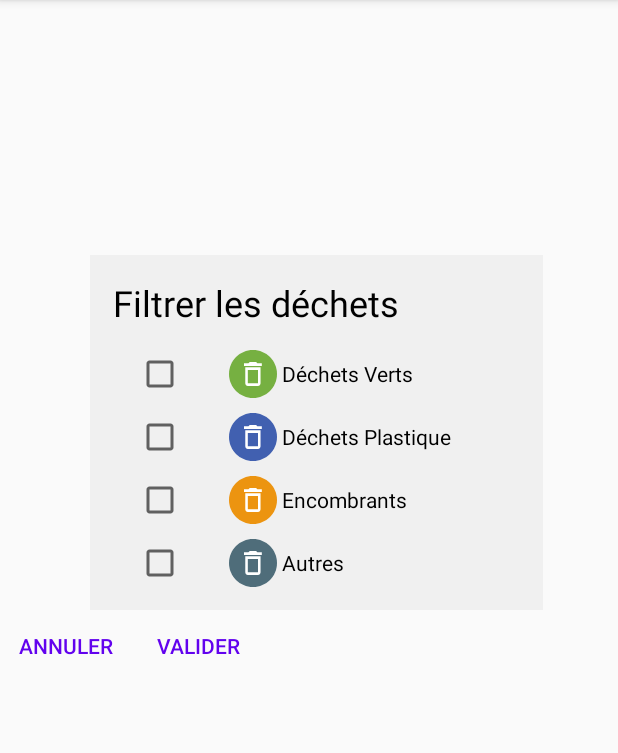
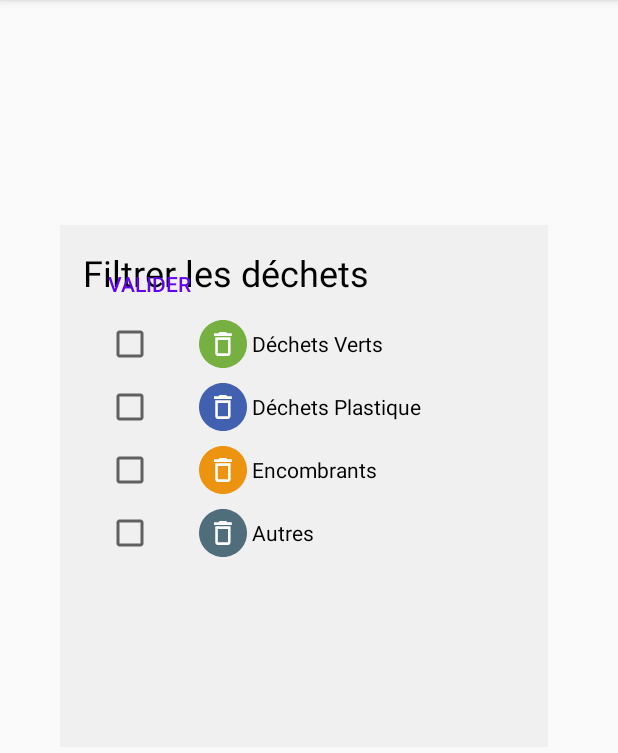
Before and after one commit to Alexandre-MAZURIER/CityCleaner, an Android app: the FilterTrashActivity screen opened directly, with no data from a screen before it, on a phone screen of 412 x 824 dp, the part 84-837 px from its top. Run offline under Robolectric (Android 15) with nearby library versions, the phone set to English and light mode, and no system bars.

Commit message:
Centered overlay content + Positioned buttons

```diff
--- a/app/src/main/res/layout/activity_filter_trash.xml
+++ b/app/src/main/res/layout/activity_filter_trash.xml
@@ -21,16 +21,15 @@
 
     <androidx.constraintlayout.widget.ConstraintLayout
         android:id="@+id/view3"
-        android:layout_width="wrap_content"
-        android:layout_height="wrap_content"
+        android:layout_width="325dp"
+        android:layout_height="348dp"
+        android:layout_marginStart="40dp"
         android:background="@color/colorBlancTifa"
+        android:padding="15dp"
+        app:layout_constraintBottom_toBottomOf="parent"
+        app:layout_constraintStart_toStartOf="parent"
         app:layout_constraintTop_toTopOf="@id/text_filter"
-        app:layout_constraintStart_toStartOf="parent"
-        android:layout_marginStart="60dp"
-        android:layout_marginEnd="20dp"
-        android:layout_marginTop="20dp"
-        android:padding="15dp"
-        >
+        app:layout_constraintVertical_bias="0.0">
 
         <TextView
             android:id="@+id/garbage_type_text"
@@ -39,24 +38,23 @@
             android:text="Filtrer les déchets"
             android:textColor="#000000"
             android:textSize="24sp"
-            app:layout_constraintTop_toTopOf="parent"
-            app:layout_constraintStart_toStartOf="parent" />
+            app:layout_constraintStart_toStartOf="parent"
+            app:layout_constraintTop_toTopOf="parent" />
 
         <RadioGroup
             android:id="@+id/radioType"
             android:layout_width="wrap_content"
             android:layout_height="wrap_content"
-            android:textAlignment="center"
-            app:layout_constraintTop_toBottomOf="@id/garbage_type_text"
-            app:layout_constraintStart_toStartOf="parent"
             android:layout_marginStart="15dp"
             android:layout_marginTop="15dp"
             android:layout_marginBottom="15dp"
-            >
+            android:textAlignment="center"
+            app:layout_constraintStart_toStartOf="parent"
+            app:layout_constraintTop_toBottomOf="@id/garbage_type_text">
 
             <CheckBox
                 android:id="@+id/green"
-                android:layout_width="252dp"
+                android:layout_width="match_parent"
                 android:layout_height="wrap_content"
                 android:layout_marginBottom="10dp"
                 android:drawableStart="@drawable/ic_green"
@@ -65,7 +63,7 @@
 
             <CheckBox
                 android:id="@+id/plastic"
-                android:layout_width="252dp"
+                android:layout_width="match_parent"
                 android:layout_height="wrap_content"
                 android:layout_marginBottom="10dp"
                 android:drawableStart="@drawable/ic_plastic"
@@ -84,12 +82,33 @@
 
             <CheckBox
                 android:id="@+id/other"
-                android:layout_width="252dp"
+                android:layout_width="match_parent"
                 android:layout_height="wrap_content"
                 android:drawableStart="@drawable/ic_other"
                 android:paddingLeft="30dp"
                 android:text=" Autres" />
         </RadioGroup>
+
+        <Button
+            android:id="@+id/cancel_button"
+            style="?android:attr/borderlessButtonStyle"
+            android:layout_width="wrap_content"
+            android:layout_height="wrap_content"
+            android:text="Annuler"
+            android:textColor="@color/colorPrimary"
+            app:layout_constraintEnd_toStartOf="@+id/validate_button"
+            tools:ignore="MissingConstraints"
+            tools:layout_editor_absoluteY="265dp" />
+
+        <Button
+            android:id="@+id/validate_button"
+            style="?android:attr/borderlessButtonStyle"
+            android:layout_width="wrap_content"
+            android:layout_height="wrap_content"
+            android:text="Valider"
+            android:textColor="@color/colorPrimary"
+            app:layout_constraintTop_toTopOf="@+id/cancel_button"
+            tools:layout_editor_absoluteX="205dp" />
 
 
     </androidx.constraintlayout.widget.ConstraintLayout>
@@ -102,32 +121,8 @@
         android:layout_centerVertical="true"
         tools:ignore="MissingConstraints">
 
-        <Button
-            android:id="@+id/cancel_button"
-            style="?android:attr/borderlessButtonStyle"
-            android:layout_width="wrap_content"
-            android:layout_height="wrap_content"
-            android:text="Annuler"
-            android:textColor="@color/colorPrimary"
-            app:layout_constraintEnd_toStartOf="@+id/validate_button"
-            tools:ignore="MissingConstraints" />
-
-        <Button
-            android:id="@+id/validate_button"
-            style="?android:attr/borderlessButtonStyle"
-            android:layout_width="wrap_content"
-            android:layout_height="wrap_content"
-            android:text="Valider"
-            android:textColor="@color/colorPrimary"
-            app:layout_constraintTop_toTopOf="@+id/cancel_button"
-            app:layout_constraintStart_toStartOf="@+id/cancel_button"
-            app:layout_constraintEnd_toStartOf="@+id/send_button"
-             />
-
 
     </LinearLayout>
 
 
-
-
 </androidx.constraintlayout.widget.ConstraintLayout>
```
